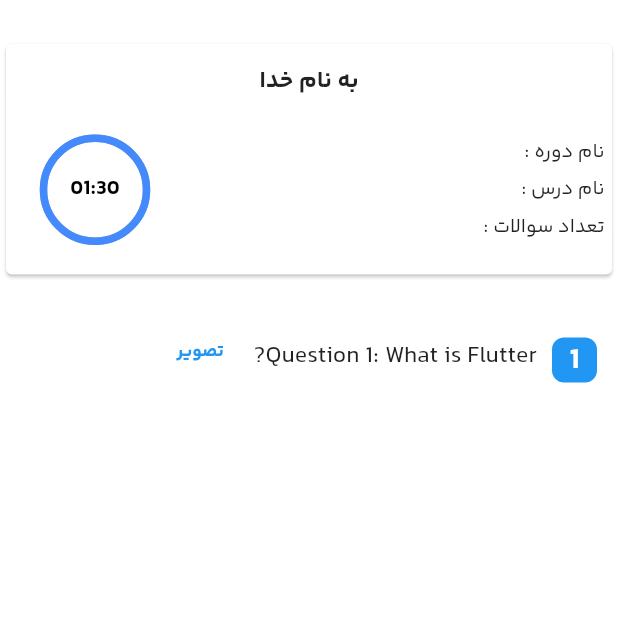
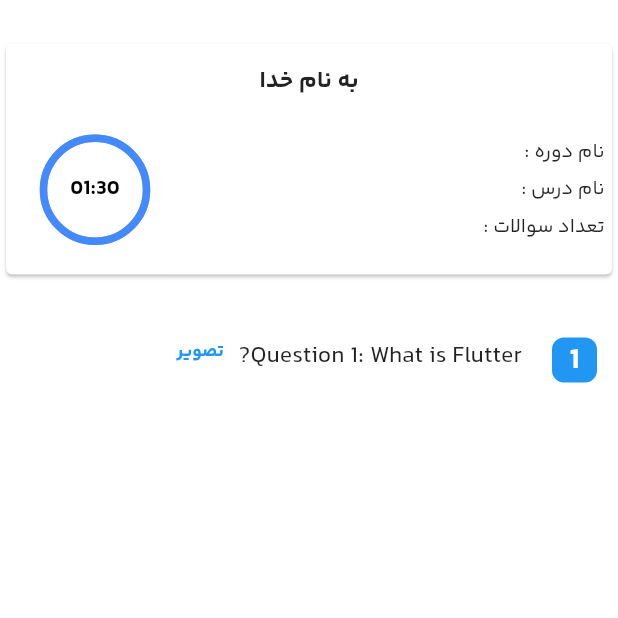
Before and after one commit to SinaHajipooor/LMS, a Flutter app: the ExamScreen screen opened directly with empty values, on a phone screen of 412 x 824 dp, the top half of it. Run offline on Flutter 3.47's test engine with Material 2 defaults, Android fonts, the phone set to English and light mode, and no system bars; drawn by our look-alikes of circular_countdown_timer; our stand-ins replace carousel_slider, file_picker, fl_chart, flutter_rating_bar, flutter_spinkit, pin_input_text_field and 2 more; missing offline and left inert: persian_datetime_picker; accounts and stored records are empty; network calls fail.

Commit message:
config question text size

```diff
--- a/lib/main.dart
+++ b/lib/main.dart
@@ -1,5 +1,6 @@
 import 'package:flutter/material.dart';
 import 'package:flutter_localizations/flutter_localizations.dart';
+import 'package:lms/screens/profile/profile_screen.dart';
 import 'package:provider/provider.dart';
 import 'providers/Landing/LandingProvider.dart';
 import './providers/Course/CourseProvider.dart';
@@ -60,6 +61,7 @@ class MyApp extends StatelessWidget {
             ElectronicCourseDetailScreen.routeName: (ctx) => const ElectronicCourseDetailScreen(),
             CourseAssessmentScreen.routeName: (ctx) => const CourseAssessmentScreen(),
             SimpleCoursesScreen.routeName: (ctx) => const SimpleCoursesScreen(),
+            ProfileScreen.routeName: (ctx) => const ProfileScreen(),
           },
         ),
       ),
--- a/lib/screens/exam/exam_screen.dart
+++ b/lib/screens/exam/exam_screen.dart
@@ -121,7 +121,7 @@ class _ExamScreenState extends State<ExamScreen> {
           padding: const EdgeInsets.only(top: 10),
           child: Column(
             children: [
-              const ExamHeader(),
+              ExamHeader(finishExam: _showAlert),
               Expanded(
                 child: Padding(
                   padding: const EdgeInsets.all(8.0),
--- a/lib/screens/login_screen.dart
+++ b/lib/screens/login_screen.dart
@@ -72,8 +72,9 @@ class _LoginScreenState extends State<LoginScreen> {
                     fit: BoxFit.cover,
                   ),
                 ),
-                child: Center(
-                  child: SingleChildScrollView(
+                child: Padding(
+                  padding: const EdgeInsets.only(bottom: 15),
+                  child: Center(
                     child: isMobileLogin
                         ? Card(
                             elevation: 4,
--- a/lib/screens/profile/profile_screen.dart
+++ b/lib/screens/profile/profile_screen.dart
@@ -11,6 +11,7 @@ import '../../widgets/profile/education_info_form.dart';
 import '../../widgets/elements/custom_appbar.dart';
 
 class ProfileScreen extends StatefulWidget {
+  static const routeName = '/profile-screen';
   const ProfileScreen({super.key});
 
   @override
--- a/lib/widgets/elements/circular_timer.dart
+++ b/lib/widgets/elements/circular_timer.dart
@@ -44,7 +44,7 @@ class CircularTimer extends StatelessWidget {
           onStart();
         },
         onComplete: () {
-          onComplete();
+          onComplete(context);
         },
       ),
     );
--- a/lib/widgets/exam/exam_header.dart
+++ b/lib/widgets/exam/exam_header.dart
@@ -2,7 +2,8 @@ import 'package:flutter/material.dart';
 import '../elements/circular_timer.dart';
 
 class ExamHeader extends StatelessWidget {
-  const ExamHeader({super.key});
+  final Function finishExam;
+  const ExamHeader({super.key, required this.finishExam});
 
   @override
   Widget build(BuildContext context) {
@@ -38,7 +39,7 @@ class ExamHeader extends StatelessWidget {
                       ),
                     ],
                   ),
-                  CircularTimer(duration: 90, onStart: () {}, onComplete: () {})
+                  CircularTimer(duration: 90, onStart: () {}, onComplete: finishExam)
                 ],
               ),
             ],
--- a/lib/widgets/exam/question.dart
+++ b/lib/widgets/exam/question.dart
@@ -5,7 +5,7 @@ class Question extends StatelessWidget {
   final int index;
   final String text;
 
-  const Question({super.key, required this.index, required this.text});
+  const Question({required this.index, required this.text});
 
   @override
   Widget build(BuildContext context) {
@@ -24,15 +24,18 @@ class Question extends StatelessWidget {
             ),
           ),
         ),
+        const SizedBox(width: 10),
         Expanded(
           child: Row(
             crossAxisAlignment: CrossAxisAlignment.start,
             children: [
-              Text(
-                text,
-                style: const TextStyle(fontSize: 16),
+              Flexible(
+                child: Text(
+                  text,
+                  style: const TextStyle(fontSize: 16),
+                ),
               ),
-              const SizedBox(width: 20),
+              const SizedBox(width: 10),
               ImagePreview(imagePath: 'http://45.149.77.156:8080/portal-assets/img/team/team-1.jpg'),
             ],
           ),
```
Also changed, not shown: lib/screens/dashbord_screen.dart (+1 -7 lines).
